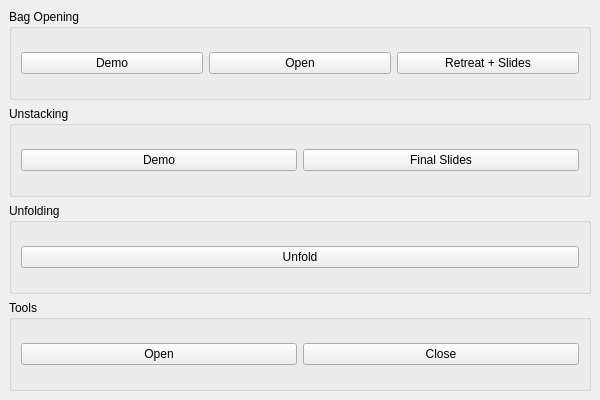
This is softenable_display/resource/main_window.ui in llach/softenable-ui as Qt 5 draws it before an edit. The edited form follows.
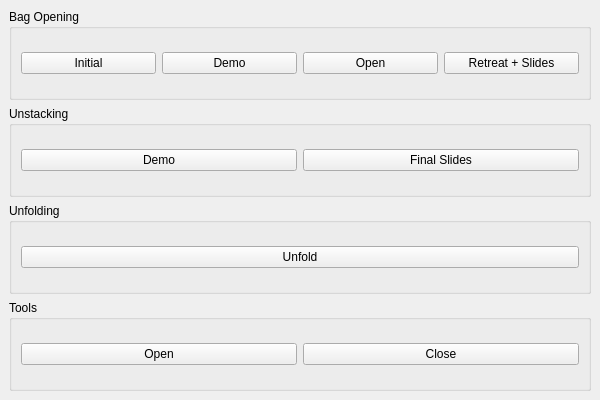
This is the edited form.

Commit message: add initial and retreat button functionality

```diff
--- a/softenable_display/resource/main_window.ui
+++ b/softenable_display/resource/main_window.ui
@@ -23,6 +23,7 @@
        <string>Bag Opening</string>
       </property>
       <layout class="QHBoxLayout" name="horizontalLayout1">
+       <item><widget class="QPushButton" name="btnBagInitial"><property name="text"><string>Initial</string></property></widget></item>
        <item><widget class="QPushButton" name="btnBagDemo"><property name="text"><string>Demo</string></property></widget></item>
        <item><widget class="QPushButton" name="btnBagOpen"><property name="text"><string>Open</string></property></widget></item>
        <item><widget class="QPushButton" name="btnBagRetreat"><property name="text"><string>Retreat + Slides</string></property></widget></item>
```
The commit also changes 2 other files.
